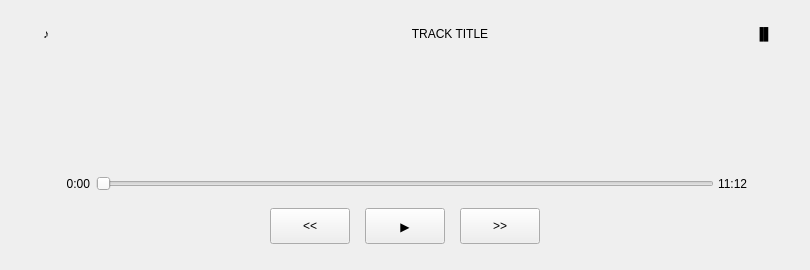
Qt form QT/new/musicbar.ui (songyc04/SmartMirror) before a commit.
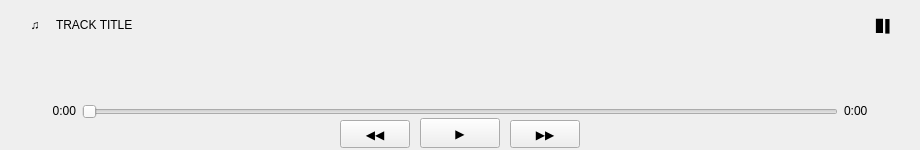
The same form after that commit.

Diff of the .ui file:
```diff
--- a/QT/new/musicbar.ui
+++ b/QT/new/musicbar.ui
@@ -6,14 +6,14 @@
     <rect>
      <x>0</x>
      <y>0</y>
-     <width>810</width>
-     <height>270</height>
+      <width>920</width>
+      <height>150</height>
     </rect>
    </property>
    <property name="minimumSize">
     <size>
      <width>700</width>
-     <height>240</height>
+      <height>140</height>
     </size>
    </property>
   <property name="windowTitle">
@@ -22,14 +22,14 @@
   <widget class="QLabel" name="lblMusicIcon">
    <property name="geometry">
     <rect>
-     <x>28</x>
-     <y>16</y>
-     <width>36</width>
-     <height>36</height>
+      <x>20</x>
+      <y>10</y>
+      <width>30</width>
+      <height>30</height>
     </rect>
    </property>
    <property name="text">
-    <string>♪</string>
+     <string>&#9835;</string>
    </property>
    <property name="alignment">
     <set>Qt::AlignCenter</set>
@@ -38,30 +38,30 @@
   <widget class="QLabel" name="lblTrackTitle">
    <property name="geometry">
     <rect>
-     <x>72</x>
-     <y>16</y>
-     <width>756</width>
-     <height>36</height>
+      <x>56</x>
+      <y>10</y>
+      <width>808</width>
+      <height>30</height>
     </rect>
    </property>
    <property name="text">
     <string>TRACK TITLE</string>
    </property>
    <property name="alignment">
-    <set>Qt::AlignCenter</set>
+     <set>Qt::AlignLeft|Qt::AlignVCenter</set>
    </property>
   </widget>
    <widget class="QLabel" name="lblBarsIcon">
     <property name="geometry">
      <rect>
-      <x>746</x>
-      <y>16</y>
-      <width>36</width>
-      <height>36</height>
+       <x>870</x>
+       <y>10</y>
+       <width>30</width>
+       <height>30</height>
      </rect>
     </property>
    <property name="text">
-    <string>▐▌</string>
+     <string>&#9610;&#9612;</string>
    </property>
    <property name="alignment">
     <set>Qt::AlignCenter</set>
@@ -70,32 +70,32 @@
    <widget class="QWidget" name="waveContainer" native="true">
     <property name="geometry">
      <rect>
-      <x>24</x>
-      <y>58</y>
-      <width>762</width>
-      <height>100</height>
+       <x>20</x>
+       <y>44</y>
+       <width>880</width>
+       <height>50</height>
      </rect>
     </property>
     <property name="minimumSize">
      <size>
       <width>0</width>
-      <height>100</height>
+       <height>50</height>
      </size>
     </property>
     <property name="maximumSize">
      <size>
       <width>16777215</width>
-      <height>100</height>
+       <height>50</height>
      </size>
     </property>
    </widget>
    <widget class="QLabel" name="lblCurrentTime">
     <property name="geometry">
      <rect>
-      <x>22</x>
-      <y>170</y>
-      <width>68</width>
-      <height>28</height>
+       <x>20</x>
+       <y>100</y>
+       <width>56</width>
+       <height>22</height>
      </rect>
     </property>
    <property name="text">
@@ -108,10 +108,10 @@
    <widget class="QSlider" name="progressSlider">
     <property name="geometry">
      <rect>
-      <x>96</x>
-      <y>174</y>
-      <width>618</width>
-      <height>20</height>
+       <x>82</x>
+       <y>104</y>
+       <width>756</width>
+       <height>16</height>
      </rect>
     </property>
    <property name="minimum">
@@ -133,14 +133,14 @@
    <widget class="QLabel" name="lblTotalTime">
     <property name="geometry">
      <rect>
-      <x>718</x>
-      <y>170</y>
-      <width>68</width>
-      <height>28</height>
+       <x>844</x>
+       <y>100</y>
+       <width>56</width>
+       <height>22</height>
      </rect>
     </property>
    <property name="text">
-    <string>11:12</string>
+     <string>0:00</string>
    </property>
    <property name="alignment">
     <set>Qt::AlignLeading|Qt::AlignLeft|Qt::AlignVCenter</set>
@@ -149,35 +149,35 @@
    <widget class="QToolButton" name="btnPrev">
     <property name="geometry">
      <rect>
-      <x>270</x>
-      <y>208</y>
-      <width>80</width>
-      <height>36</height>
+       <x>340</x>
+       <y>120</y>
+       <width>70</width>
+       <height>28</height>
      </rect>
     </property>
    <property name="minimumSize">
     <size>
-     <width>64</width>
-     <height>32</height>
+      <width>54</width>
+      <height>28</height>
     </size>
    </property>
    <property name="text">
-    <string>&lt;&lt;</string>
+     <string>&#9664;&#9664;</string>
    </property>
   </widget>
    <widget class="QToolButton" name="btnPlay">
     <property name="geometry">
      <rect>
-      <x>365</x>
-      <y>208</y>
+       <x>420</x>
+       <y>118</y>
       <width>80</width>
-      <height>36</height>
+       <height>30</height>
      </rect>
     </property>
    <property name="minimumSize">
     <size>
      <width>64</width>
-     <height>32</height>
+      <height>30</height>
     </size>
    </property>
    <property name="text">
@@ -187,20 +187,20 @@
    <widget class="QToolButton" name="btnNext">
     <property name="geometry">
      <rect>
-      <x>460</x>
-      <y>208</y>
-      <width>80</width>
-      <height>36</height>
+       <x>510</x>
+       <y>120</y>
+       <width>70</width>
+       <height>28</height>
      </rect>
     </property>
    <property name="minimumSize">
     <size>
-     <width>64</width>
-     <height>32</height>
+      <width>54</width>
+      <height>28</height>
     </size>
    </property>
    <property name="text">
-    <string>&gt;&gt;</string>
+     <string>&#9654;&#9654;</string>
    </property>
   </widget>
  </widget>
```
Left out of the diff: 2 changed lines with no effect on the pictures. Lines whose indentation alone changed are shown as unchanged.
